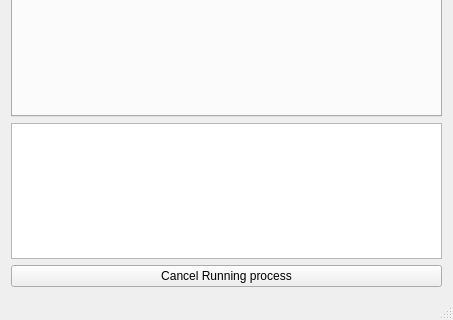
Old version of the form shared/make_gui/mainwindow.ui in the repository TauLabs/TauLabs; both pictures show x 0 to 453 and y 285 to 605 of the 453 by 605 pixel window.
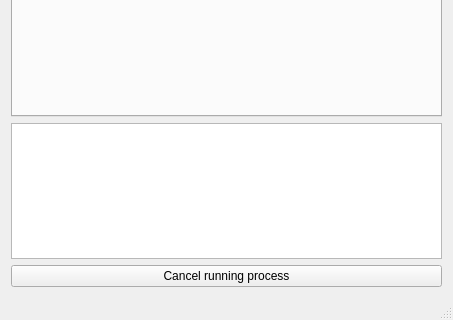
New version of the form. Icons and pictures are not drawn.

Commit message: Tools Make GUI Removed green as font color. Fixed revert to black for color. Handled cancelation message.

The edit to the form file:
```diff
--- a/shared/make_gui/mainwindow.ui
+++ b/shared/make_gui/mainwindow.ui
@@ -243,7 +243,7 @@
     <item>
      <widget class="QPushButton" name="cancelProcessPB">
       <property name="text">
-       <string>Cancel Running process</string>
+       <string>Cancel running process</string>
       </property>
      </widget>
     </item>
```
The commit also changes 2 other files.
